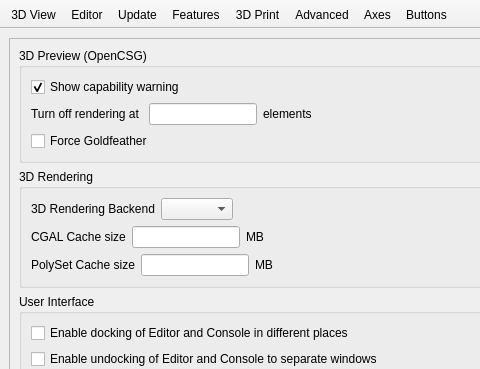
Above: src/gui/Preferences.ui from openscad/openscad before the change; both pictures show x 0 to 480 and y 0 to 369 of the 636 by 539 pixel window. Below: the same form after it.
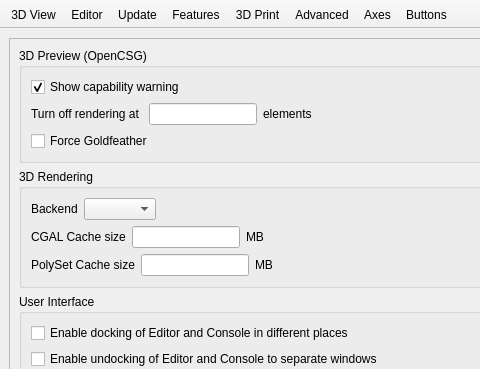
That is the form after the change. The open tabs and pages were chosen to show the change. Icons and pictures are not drawn. Custom widgets are drawn as their Qt base class.

Commit message: shorten backend setting label

```diff
--- a/src/gui/Preferences.ui
+++ b/src/gui/Preferences.ui
@@ -1717,7 +1717,7 @@
                  <item>
                   <widget class="QLabel" name="labelRenderBackend3D">
                    <property name="text">
-                    <string>3D Rendering Backend</string>
+                    <string>Backend</string>
                    </property>
                   </widget>
                  </item>
```
